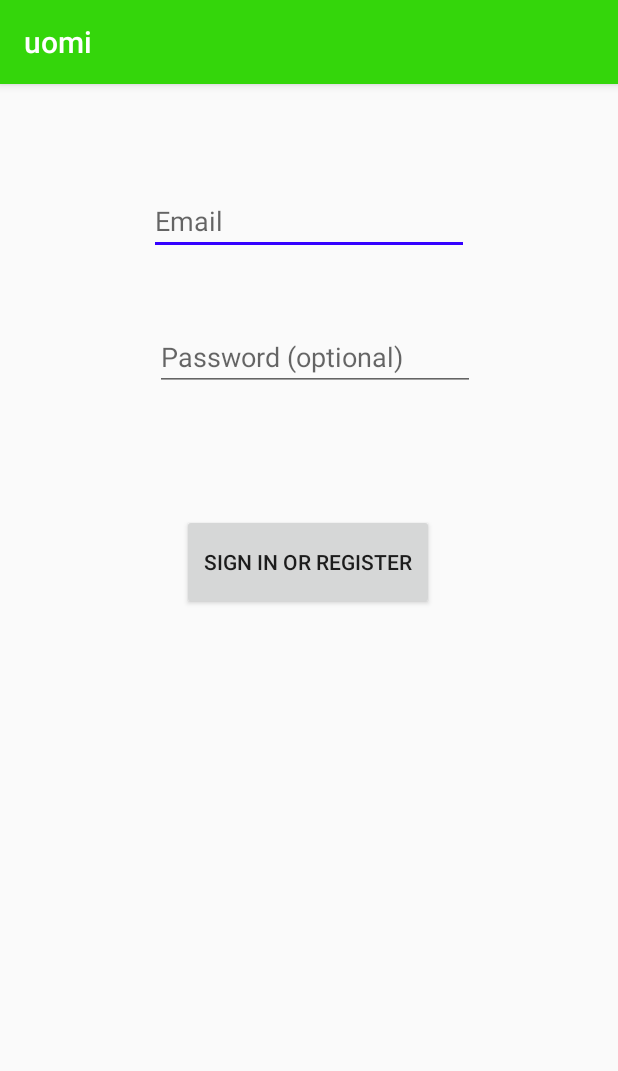
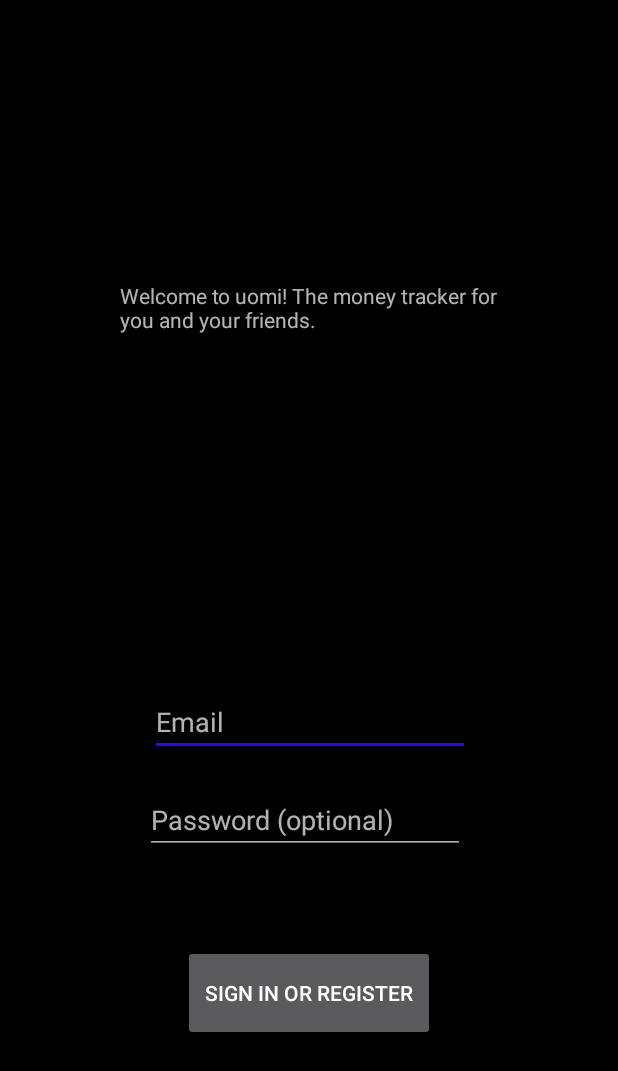
Before and after one commit to hickeyjohnson/uomi_application, an Android app: the screen it shows after launch (LoginRegistrationActivity), on a phone screen of 412 x 824 dp. Shown: the top 1071 px of the screen. Run offline under Robolectric (Android 15) with nearby library versions, the phone set to English and light mode, and no system bars.

Commit message:
mainActivity addition

```diff
--- a/app/src/main/AndroidManifest.xml
+++ b/app/src/main/AndroidManifest.xml
@@ -21,6 +21,10 @@
                 <category android:name="android.intent.category.LAUNCHER" />
             </intent-filter>
         </activity>
+        <activity
+            android:name=".MainActivity"
+            android:label="@string/title_activity_main"
+            android:theme="@style/AppTheme"></activity>
     </application>
 
 </manifest>
--- a/app/src/main/java/ca/outercove/uomiapplication/LoginRegistrationActivity.java
+++ b/app/src/main/java/ca/outercove/uomiapplication/LoginRegistrationActivity.java
@@ -1,7 +1,9 @@
 package ca.outercove.uomiapplication;
 
+import android.content.Intent;
 import android.support.v7.app.AppCompatActivity;
 import android.os.Bundle;
+import android.view.View;
 import android.widget.Button;
 import android.widget.EditText;
 
@@ -16,6 +18,20 @@ public class LoginRegistrationActivity extends AppCompatActivity {
     protected void onCreate(Bundle savedInstanceState) {
         super.onCreate(savedInstanceState);
         setContentView(R.layout.activity_login_registration);
+
+        // Set fields
+        this.mEmailAddress = findViewById(R.id.etEmail);
+        this.mPassword = findViewById(R.id.etPassword);
+        this.mBtnSignInRegister = findViewById(R.id.btnLoginRegister);
+
+        // Set up button click listener
+        mBtnSignInRegister.setOnClickListener(new View.OnClickListener() {
+            @Override
+            public void onClick(View v) {
+                loginValidation(mEmailAddress.getText().toString(), mPassword.getText().toString());
+            }
+        });
+
     }
 
 
@@ -48,4 +64,20 @@ public class LoginRegistrationActivity extends AppCompatActivity {
         // TODO: conditional password verification
         return true;
     }
+
+    /**
+     *
+     * @param em : String of user email
+     * @param pw : String of user password
+     */
+    private void loginValidation(String em, String pw) {
+        // TODO: search database for existing user, create new user if doesn't exist
+        // Validate email and password
+        if (validateEmail(em) && validatePassword(pw)) {
+            Intent successfulLogin = new Intent(LoginRegistrationActivity.this, MainActivity.class);
+            startActivity(successfulLogin);
+        }
+    }
+
+
 }
--- a/app/src/main/res/layout/activity_login_registration.xml
+++ b/app/src/main/res/layout/activity_login_registration.xml
@@ -11,18 +11,16 @@
         android:layout_width="wrap_content"
         android:layout_height="wrap_content"
         android:layout_marginStart="8dp"
-        android:layout_marginTop="8dp"
         android:layout_marginEnd="8dp"
-        android:layout_marginBottom="8dp"
+        android:layout_marginBottom="320dp"
         android:autofillHints=""
         android:ems="10"
         android:hint="@string/prompt_email"
         android:inputType="textEmailAddress"
         app:layout_constraintBottom_toBottomOf="parent"
         app:layout_constraintEnd_toEndOf="parent"
-        app:layout_constraintStart_toStartOf="parent"
-        app:layout_constraintTop_toTopOf="parent"
-        app:layout_constraintVertical_bias="0.086" />
+        app:layout_constraintHorizontal_bias="0.505"
+        app:layout_constraintStart_toStartOf="parent" />
 
     <EditText
         android:id="@+id/etPassword"
@@ -37,9 +35,10 @@
         android:inputType="textPassword"
         app:layout_constraintBottom_toBottomOf="parent"
         app:layout_constraintEnd_toEndOf="parent"
+        app:layout_constraintHorizontal_bias="0.464"
         app:layout_constraintStart_toStartOf="parent"
         app:layout_constraintTop_toBottomOf="@+id/etEmail"
-        app:layout_constraintVertical_bias="0.063" />
+        app:layout_constraintVertical_bias="0.046" />
 
     <Button
         android:id="@+id/btnLoginRegister"
@@ -52,8 +51,21 @@
         android:text="@string/action_sign_in"
         app:layout_constraintBottom_toBottomOf="parent"
         app:layout_constraintEnd_toEndOf="parent"
-        app:layout_constraintHorizontal_bias="0.497"
         app:layout_constraintStart_toStartOf="parent"
         app:layout_constraintTop_toBottomOf="@+id/etPassword"
-        app:layout_constraintVertical_bias="0.151" />
+        app:layout_constraintVertical_bias="0.291" />
+
+    <TextView
+        android:id="@+id/textView"
+        android:layout_width="252dp"
+        android:layout_height="68dp"
+        android:layout_marginTop="8dp"
+        android:layout_marginBottom="8dp"
+        android:text="@string/welcome_login"
+        app:layout_constraintBottom_toTopOf="@+id/etEmail"
+        app:layout_constraintEnd_toEndOf="parent"
+        app:layout_constraintStart_toStartOf="parent"
+        app:layout_constraintTop_toTopOf="parent"
+        app:layout_constraintVertical_bias="0.479" />
+
 </android.support.constraint.ConstraintLayout>
--- a/app/src/main/res/values/strings.xml
+++ b/app/src/main/res/values/strings.xml
@@ -2,6 +2,7 @@
     <string name="app_name">UomiApplication</string>
     <string name="app_name_short">uomi</string>
     <!-- Strings related to login -->
+    <string name="welcome_login">Welcome to uomi! The money tracker for you and your friends.</string>
     <string name="prompt_email">Email</string>
     <string name="prompt_password">Password (optional)</string>
     <string name="action_sign_in">Sign in or register</string>
@@ -13,4 +14,5 @@
     <string name="permission_rationale">"Contacts permissions are needed for providing email
         completions."
     </string>
+    <string name="title_activity_main">MainActivity</string>
 </resources>
--- a/app/src/main/res/values/styles.xml
+++ b/app/src/main/res/values/styles.xml
@@ -1,11 +1,12 @@
 <resources>
 
     <!-- Base application theme. -->
-    <style name="AppTheme" parent="Theme.AppCompat.Light.DarkActionBar">
+    <style name="AppTheme" parent="Theme.AppCompat.NoActionBar">
         <!-- Customize your theme here. -->
         <item name="colorPrimary">@color/colorPrimary</item>
         <item name="colorPrimaryDark">@color/colorPrimaryDark</item>
         <item name="colorAccent">@color/colorAccent</item>
+        <item name="android:colorBackground">@android:color/background_dark</item>
     </style>
 
     <style name="AppTheme.NoActionBar">
```
Also changed, not shown: app/src/main/java/ca/outercove/uomiapplication/MainActivity.java (added, +37 -0 lines), app/src/main/res/layout/activity_main.xml (added, +34 -0 lines), app/src/main/res/layout/content_main.xml (added, +24 -0 lines).
